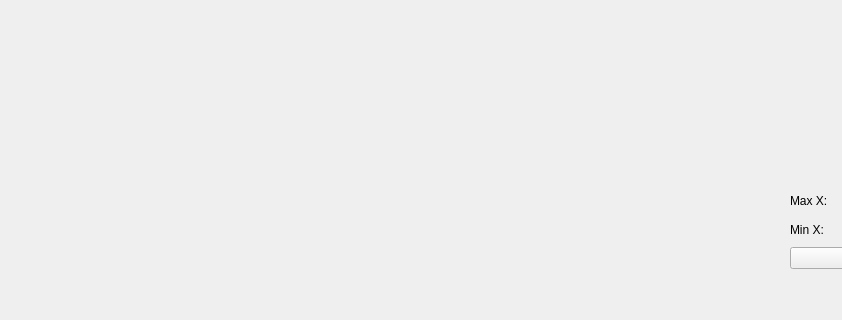
Before: the Qt Designer form mainwindow.ui in ChrisLinux127/Function_Plotter, drawn with Qt 5; both pictures show x 0 to 842 and y 393 to 713 of the 1056 by 713 pixel window.
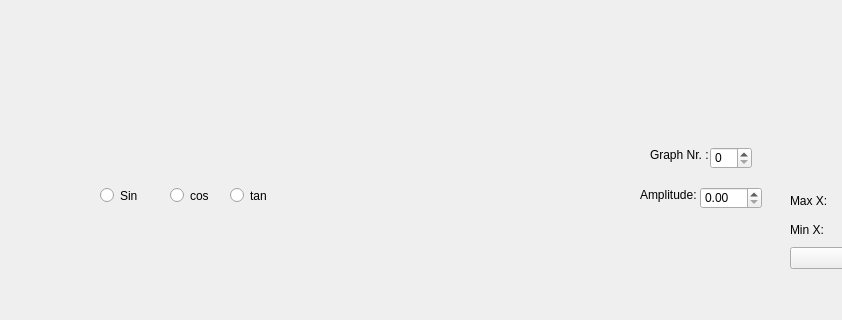
After: the same form once the commit is applied. Custom widgets are drawn as their Qt base class.

Commit message: Added Cos, Tan Plots , Amplitude, Frequenzy and index of plot

Patch:
```diff
--- a/mainwindow.ui
+++ b/mainwindow.ui
@@ -24,6 +24,91 @@
      </rect>
     </property>
    </widget>
+   <widget class="QRadioButton" name="rbnt_sin">
+    <property name="geometry">
+     <rect>
+      <x>100</x>
+      <y>580</y>
+      <width>82</width>
+      <height>17</height>
+     </rect>
+    </property>
+    <property name="text">
+     <string>Sin</string>
+    </property>
+   </widget>
+   <widget class="QRadioButton" name="rbnt_cos">
+    <property name="geometry">
+     <rect>
+      <x>170</x>
+      <y>580</y>
+      <width>82</width>
+      <height>17</height>
+     </rect>
+    </property>
+    <property name="text">
+     <string>cos</string>
+    </property>
+   </widget>
+   <widget class="QRadioButton" name="rbnt_tan">
+    <property name="geometry">
+     <rect>
+      <x>230</x>
+      <y>580</y>
+      <width>82</width>
+      <height>17</height>
+     </rect>
+    </property>
+    <property name="text">
+     <string>tan</string>
+    </property>
+   </widget>
+   <widget class="QLabel" name="label_8">
+    <property name="geometry">
+     <rect>
+      <x>650</x>
+      <y>540</y>
+      <width>61</width>
+      <height>16</height>
+     </rect>
+    </property>
+    <property name="text">
+     <string>Graph Nr. :</string>
+    </property>
+   </widget>
+   <widget class="QSpinBox" name="bx_index">
+    <property name="geometry">
+     <rect>
+      <x>710</x>
+      <y>540</y>
+      <width>42</width>
+      <height>22</height>
+     </rect>
+    </property>
+   </widget>
+   <widget class="QLabel" name="label_9">
+    <property name="geometry">
+     <rect>
+      <x>640</x>
+      <y>580</y>
+      <width>61</width>
+      <height>16</height>
+     </rect>
+    </property>
+    <property name="text">
+     <string>Amplitude:</string>
+    </property>
+   </widget>
+   <widget class="QDoubleSpinBox" name="bx_A">
+    <property name="geometry">
+     <rect>
+      <x>700</x>
+      <y>580</y>
+      <width>62</width>
+      <height>22</height>
+     </rect>
+    </property>
+   </widget>
    <widget class="QWidget" name="">
     <property name="geometry">
      <rect>
```
Left out of the diff: 2 changed lines with no effect on the pictures. The commit also changes 2 other files.
